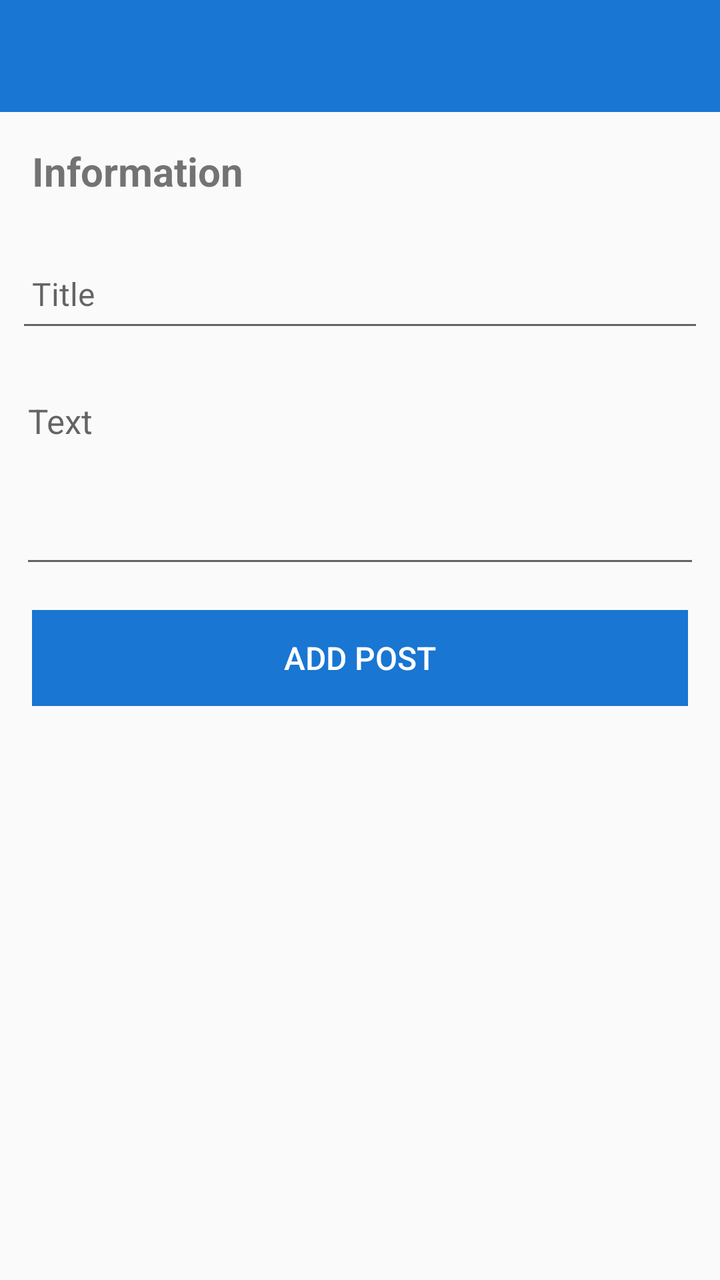
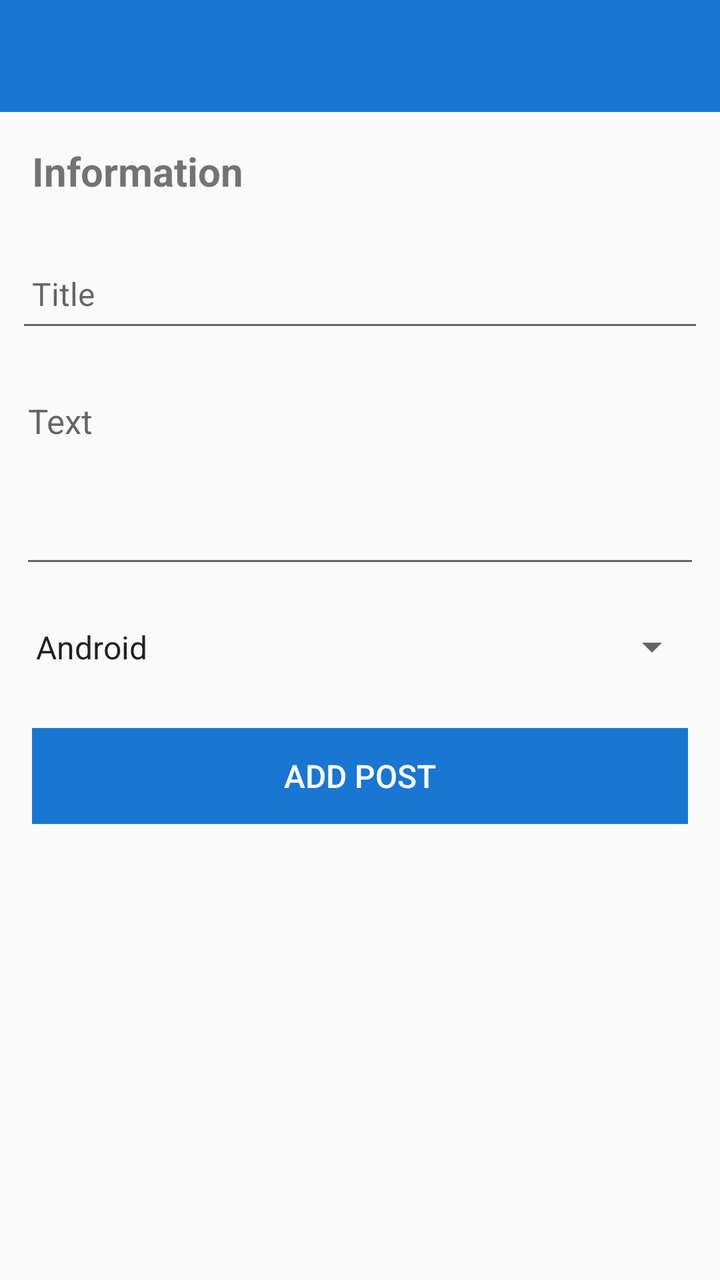

Before-and-after screenshots of an Android layout around one commit, followed by the original layout XML and the change that was made.
<!-- AndroidManifest.xml: application theme AppTheme -->
<!-- res/layout/activity_post.xml -->
<?xml version="1.0" encoding="utf-8"?>
<android.support.constraint.ConstraintLayout xmlns:android="http://schemas.android.com/apk/res/android"
    xmlns:app="http://schemas.android.com/apk/res-auto"
    xmlns:tools="http://schemas.android.com/tools"
    android:layout_width="match_parent"
    android:layout_height="match_parent"
    tools:context="org.wit.reduke.activities.posts.PostAddEditActivity">

    <RelativeLayout
        android:layout_width="match_parent"
        android:layout_height="wrap_content"
        app:layout_constraintBottom_toBottomOf="parent"
        app:layout_constraintEnd_toEndOf="parent"
        app:layout_constraintStart_toStartOf="parent"
        app:layout_constraintTop_toTopOf="parent">

        <android.support.design.widget.AppBarLayout
            android:id="@+id/appBarLayout"
            android:layout_width="match_parent"
            android:layout_height="wrap_content"
            android:background="@color/colorAccent"
            android:fitsSystemWindows="true"
            app:elevation="0dip"
            app:theme="@style/ThemeOverlay.AppCompat.Dark.ActionBar">

            <android.support.v7.widget.Toolbar
                android:id="@+id/toolbarAdd"
                android:layout_width="match_parent"
                android:layout_height="wrap_content"
                app:titleTextColor="@color/colorPrimary" />
        </android.support.design.widget.AppBarLayout>

        <ScrollView
            android:layout_width="match_parent"
            android:layout_height="match_parent"
            android:layout_below="@id/appBarLayout"
            android:fillViewport="true">

            <LinearLayout
                android:layout_width="match_parent"
                android:layout_height="wrap_content"
                android:orientation="vertical">

                <TextView
                    android:id="@+id/infoTag"
                    android:layout_width="match_parent"
                    android:layout_height="wrap_content"
                    android:layout_margin="8dp"
                    android:padding="8dp"
                    android:text="@string/infoTag"
                    android:textAlignment="viewStart"
                    android:textSize="20sp"
                    android:textStyle="bold" />

                <android.support.design.widget.TextInputEditText
                    android:id="@+id/postTitleField"
                    android:layout_width="match_parent"
                    android:layout_height="48dp"
                    android:layout_margin="8dp"
                    android:hint="@string/hint_postTitle"
                    android:inputType="textCapSentences"
                    android:maxLength="25"
                    android:maxLines="1"
                    android:padding="8dp"
                    android:textColor="@color/colorPrimaryDark"
                    android:textSize="16sp" />

                <EditText
                    android:id="@+id/postDescriptionField"
                    android:layout_width="match_parent"
                    android:layout_height="100dp"
                    android:layout_marginLeft="10dip"
                    android:layout_marginTop="10dip"
                    android:layout_marginRight="10dip"
                    android:autofillHints=""
                    android:ems="150"
                    android:gravity="top"
                    android:hint="@string/hint_postDescription"
                    android:inputType="textMultiLine|textCapSentences"
                    android:textColor="@color/colorPrimaryDark"
                    android:textSize="17sp" />


                <Button
                    android:id="@+id/addPostBtn"
                    android:layout_width="match_parent"
                    android:layout_height="wrap_content"
                    android:layout_marginLeft="16dp"
                    android:layout_marginTop="16dp"
                    android:layout_marginRight="16dp"
                    android:layout_marginBottom="16dp"
                    android:background="@color/colorAccent"
                    android:stateListAnimator="@null"
                    android:text="@string/button_addPost"
                    android:textColor="@color/colorPrimary"
                    android:textSize="16sp" />

                <Button
                    android:id="@+id/deletePostBtn"
                    android:layout_width="match_parent"
                    android:layout_height="wrap_content"
                    android:layout_marginLeft="16dp"
                    android:layout_marginRight="16dp"
                    android:layout_marginBottom="16dp"
                    android:background="@android:color/holo_red_dark"
                    android:stateListAnimator="@null"
                    android:text="@string/button_deleteReduke"
                    android:textColor="@color/colorPrimary"
                    android:textSize="16sp"
                    android:visibility="gone" />

            </LinearLayout>
        </ScrollView>


    </RelativeLayout>
</android.support.constraint.ConstraintLayout>
<!-- resources referenced by this layout -->
<resources>
  <color name="colorAccent">#1976D2</color>
  <color name="colorPrimary">#FFFFFF</color>
  <color name="colorPrimaryDark">#000000</color>
  <string name="button_addPost">Add Post</string>
  <string name="button_deleteReduke">Delete Post</string>
  <string name="hint_postDescription">Text </string>
  <string name="hint_postTitle">Title</string>
  <string name="infoTag">Information</string>
  <style name="AppTheme" parent="Theme.AppCompat.Light.NoActionBar">
          
          <item name="colorPrimary">@color/colorPrimary</item>
          <item name="colorPrimaryDark">@color/colorPrimaryDark</item>
          <item name="colorAccent">@color/colorAccent</item>
          <item name="android:statusBarColor">@color/colorDarkPrimaryTint</item>
      </style>
  <color name="colorDarkPrimaryTint">#1976D2</color>
</resources>

<!-- the commit's change to res/layout/activity_post.xml (unified diff, before → after) -->
@@ -80,6 +80,14 @@
                     android:textColor="@color/colorPrimaryDark"
                     android:textSize="17sp" />
 
+                <Spinner
+                    android:id="@+id/subredditSpinner"
+                    android:layout_width="match_parent"
+                    android:layout_height="49dp"
+                    android:layout_marginLeft="10dip"
+                    android:layout_marginTop="10dip"
+                    android:layout_marginRight="10dip"
+                    android:entries="@array/subreddits_list" />
 
                 <Button
                     android:id="@+id/addPostBtn"
<!-- resource entries referenced after the edit -->
@@ -1,5 +1,17 @@
 <!-- resources referenced by this layout -->
 <resources>
+  <string-array name="subreddits_list">
+          <item>Android</item>
+          <item>Education</item>
+          <item>Fashion</item>
+          <item>Funny</item>
+          <item>Ireland</item>
+          <item>Music</item>
+          <item>News</item>
+          <item>Photography</item>
+          <item>Technology</item>
+          <item>Video</item>
+      </string-array>
   <color name="colorAccent">#1976D2</color>
   <color name="colorPrimary">#FFFFFF</color>
   <color name="colorPrimaryDark">#000000</color>
